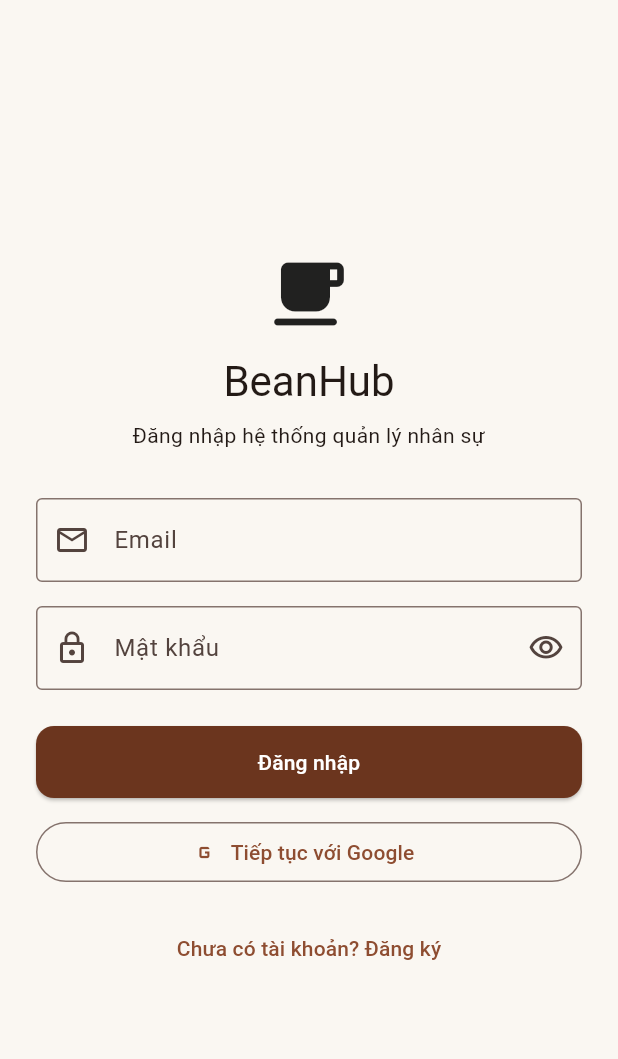
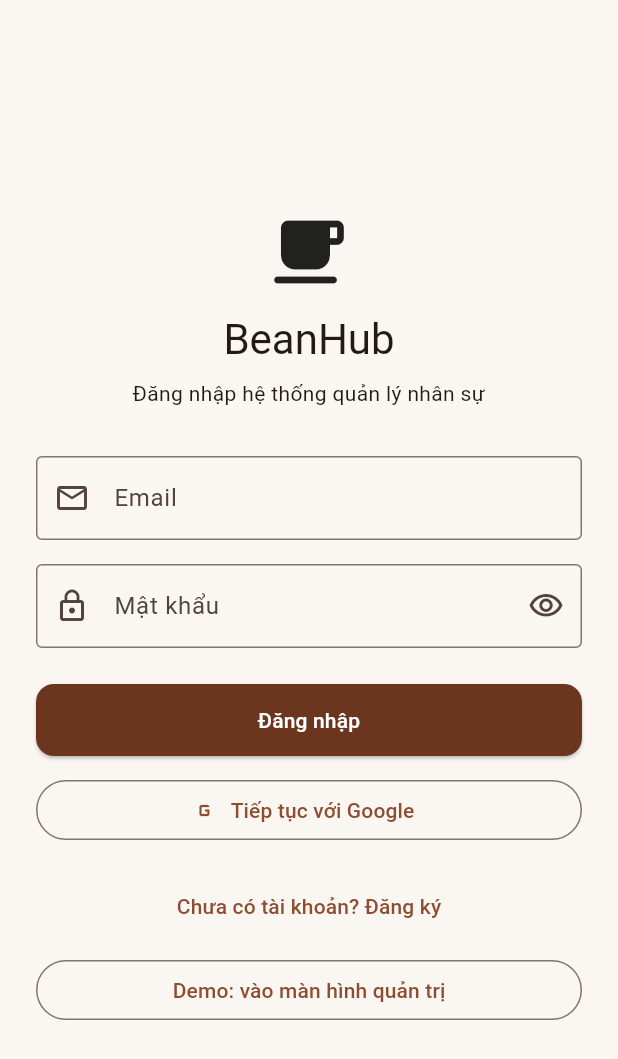
Before and after one commit to Quyen-tray/PRM393_PROJECT, a Flutter app: the screen it shows after launch, on a phone screen of 412 x 824 dp. Shown: the top 1059 px of the screen. Run offline on Flutter 3.47's test engine with Material 3 defaults, Android fonts, the phone set to English and light mode, and no system bars; our stand-ins replace dio, flutter_riverpod, geolocator, go_router, image_picker.

Commit message:
feat(auth): add demo button to open admin dashboard
Add a demo-only OutlinedButton on the login screen that navigates directly to /admin. Authentication is unchanged.

```diff
--- a/lib/features/auth/presentation/login_page.dart
+++ b/lib/features/auth/presentation/login_page.dart
@@ -85,7 +85,9 @@ class _LoginPageState extends State<LoginPage> {
                         labelText: 'Mật khẩu',
                         prefixIcon: const Icon(Icons.lock_outline),
                         suffixIcon: IconButton(
-                          tooltip: _obscurePassword ? 'Hiện mật khẩu' : 'Ẩn mật khẩu',
+                          tooltip: _obscurePassword
+                              ? 'Hiện mật khẩu'
+                              : 'Ẩn mật khẩu',
                           onPressed: () => setState(
                             () => _obscurePassword = !_obscurePassword,
                           ),
@@ -124,6 +126,11 @@ class _LoginPageState extends State<LoginPage> {
                       onPressed: () => context.go(RouteNames.register),
                       child: const Text('Chưa có tài khoản? Đăng ký'),
                     ),
+                    const SizedBox(height: 8),
+                    OutlinedButton(
+                      onPressed: () => context.go(RouteNames.adminHome),
+                      child: const Text('Demo: vào màn hình quản trị'),
+                    ),
                   ],
                 ),
               ),
```
